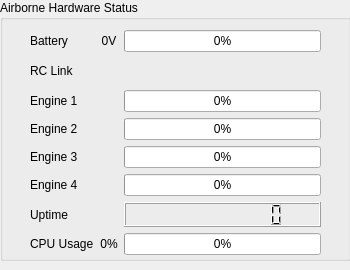
lijian8/ahns10, file gcs/ui/systemstatus.ui: the form before one commit.
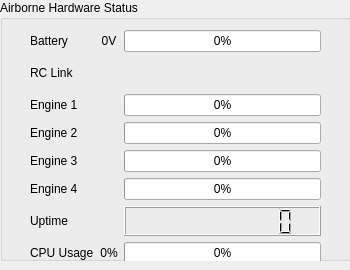
The form after the commit.

Diff of the .ui file:
```diff
--- a/gcs/ui/systemstatus.ui
+++ b/gcs/ui/systemstatus.ui
@@ -31,7 +31,7 @@
       <x>30</x>
       <y>30</y>
       <width>291</width>
-      <height>225</height>
+      <height>234</height>
      </rect>
     </property>
     <layout class="QGridLayout" name="gridLayout">
```
Left out of the diff: 4 changed lines with no effect on the pictures.
